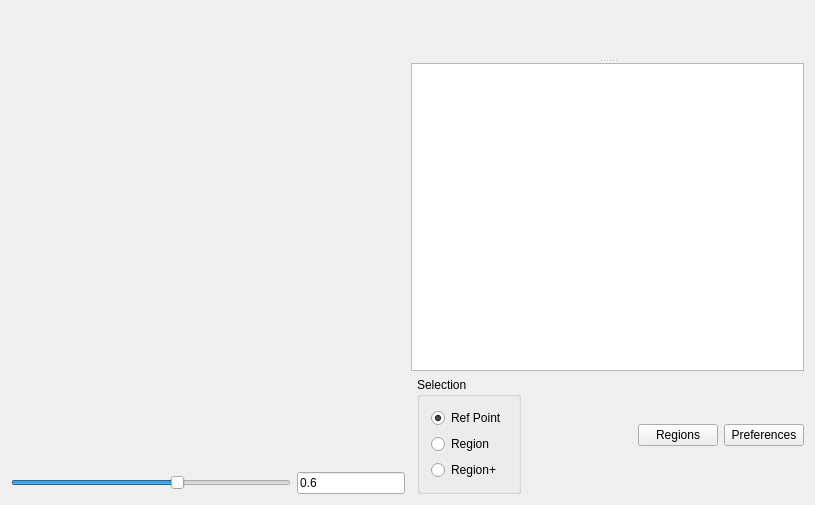
LikzSoftware/telcon-explorer-OSS, file exploration/explorationwidget.ui: the form before one commit.
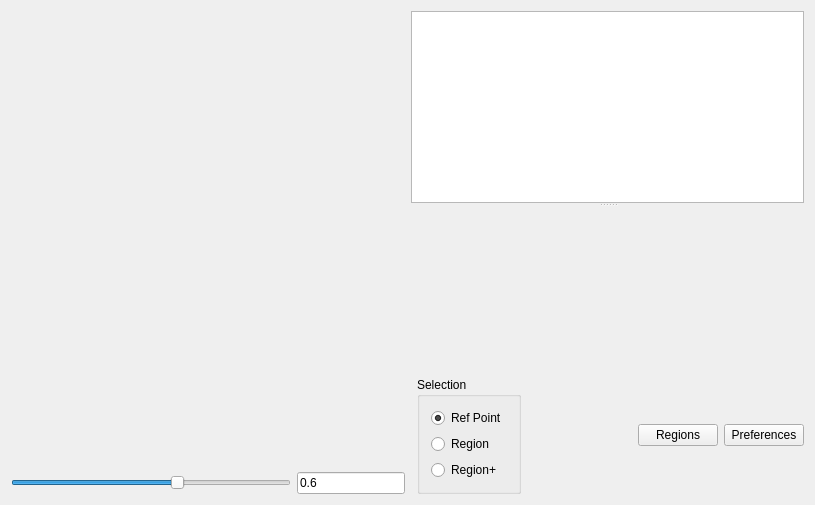
The form after the commit. Custom widgets are drawn as their Qt base class.

Commit message: VCGL version working copy (May 2016)

```diff
--- a/exploration/explorationwidget.ui
+++ b/exploration/explorationwidget.ui
@@ -16,19 +16,9 @@
   <property name="windowTitle">
    <string>ExplorationWidget</string>
   </property>
-  <layout class="QHBoxLayout" name="horizontalLayout_3">
-   <item>
+  <layout class="QGridLayout" name="gridLayout">
+   <item row="0" column="0">
     <layout class="QVBoxLayout" name="verticalLayout_3">
-     <item>
-      <widget class="VCGL::MapLayoutView" name="mapCorrelation" native="true">
-       <property name="sizePolicy">
-        <sizepolicy hsizetype="MinimumExpanding" vsizetype="Preferred">
-         <horstretch>0</horstretch>
-         <verstretch>0</verstretch>
-        </sizepolicy>
-       </property>
-      </widget>
-     </item>
      <item>
       <widget class="VCGL::MapLayoutView" name="mapTeleconnectivity" native="true">
        <property name="sizePolicy">
@@ -39,6 +29,16 @@
        </property>
       </widget>
      </item>
+     <item>
+      <widget class="VCGL::MapLayoutView" name="mapCorrelation" native="true">
+       <property name="sizePolicy">
+        <sizepolicy hsizetype="MinimumExpanding" vsizetype="Preferred">
+         <horstretch>0</horstretch>
+         <verstretch>0</verstretch>
+        </sizepolicy>
+       </property>
+      </widget>
+     </item>
      <item>
       <layout class="QHBoxLayout" name="horizontalLayout">
        <item>
@@ -86,18 +86,18 @@
      </item>
     </layout>
    </item>
-   <item>
-    <layout class="QVBoxLayout" name="verticalLayout_4">
+   <item row="0" column="1">
+    <layout class="QVBoxLayout" name="verticalLayout_2">
      <item>
       <widget class="QSplitter" name="splitter">
        <property name="orientation">
         <enum>Qt::Vertical</enum>
        </property>
-       <widget class="VCGL::ProjectionWidget" name="wProjection" native="true">
+       <widget class="QListWidget" name="wLinksList">
         <property name="sizePolicy">
          <sizepolicy hsizetype="MinimumExpanding" vsizetype="Preferred">
           <horstretch>0</horstretch>
-          <verstretch>1</verstretch>
+          <verstretch>0</verstretch>
          </sizepolicy>
         </property>
         <property name="baseSize">
@@ -107,43 +107,19 @@
          </size>
         </property>
        </widget>
-       <widget class="QWidget" name="widget" native="true">
+       <widget class="VCGL::ProjectionWidget" name="wProjection" native="true">
         <property name="sizePolicy">
-         <sizepolicy hsizetype="Preferred" vsizetype="Preferred">
+         <sizepolicy hsizetype="MinimumExpanding" vsizetype="Preferred">
           <horstretch>0</horstretch>
           <verstretch>1</verstretch>
          </sizepolicy>
         </property>
-        <layout class="QVBoxLayout" name="verticalLayout_2">
-         <property name="leftMargin">
-          <number>0</number>
-         </property>
-         <property name="topMargin">
-          <number>0</number>
-         </property>
-         <property name="rightMargin">
-          <number>0</number>
-         </property>
-         <property name="bottomMargin">
-          <number>0</number>
-         </property>
-         <item>
-          <widget class="QListWidget" name="wLinksList">
-           <property name="sizePolicy">
-            <sizepolicy hsizetype="MinimumExpanding" vsizetype="Preferred">
-             <horstretch>0</horstretch>
-             <verstretch>0</verstretch>
-            </sizepolicy>
-           </property>
-           <property name="baseSize">
-            <size>
-             <width>0</width>
-             <height>0</height>
-            </size>
-           </property>
-          </widget>
-         </item>
-        </layout>
+        <property name="baseSize">
+         <size>
+          <width>0</width>
+          <height>0</height>
+         </size>
+        </property>
        </widget>
       </widget>
      </item>
```
The commit also changes 4 other files.
